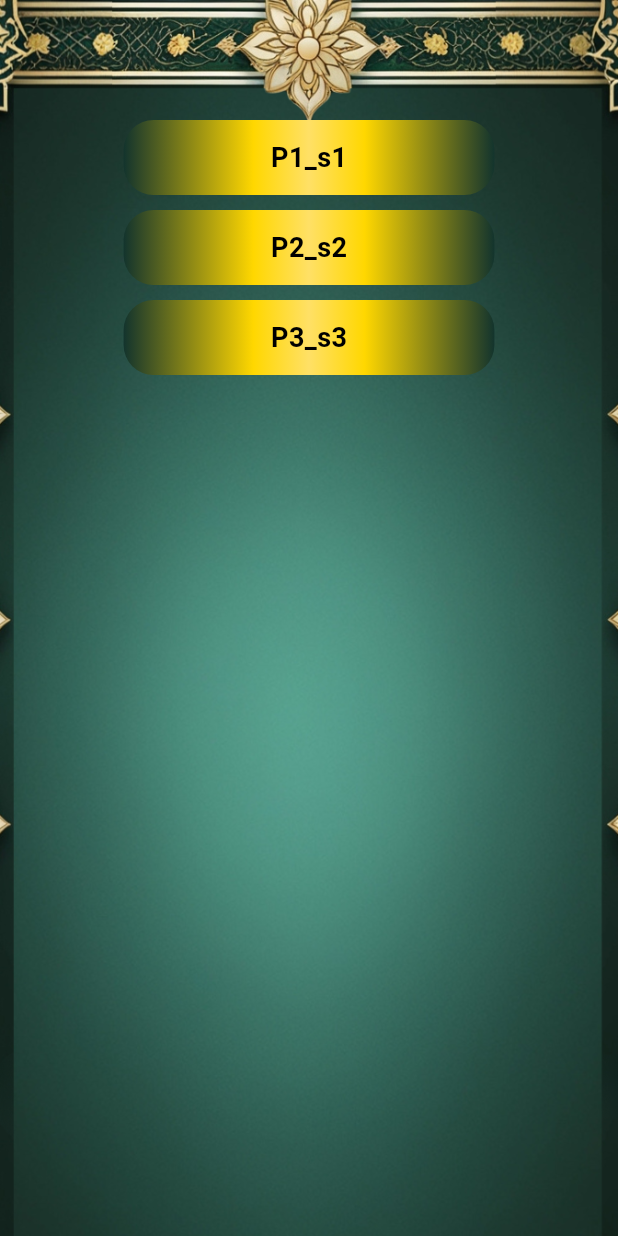
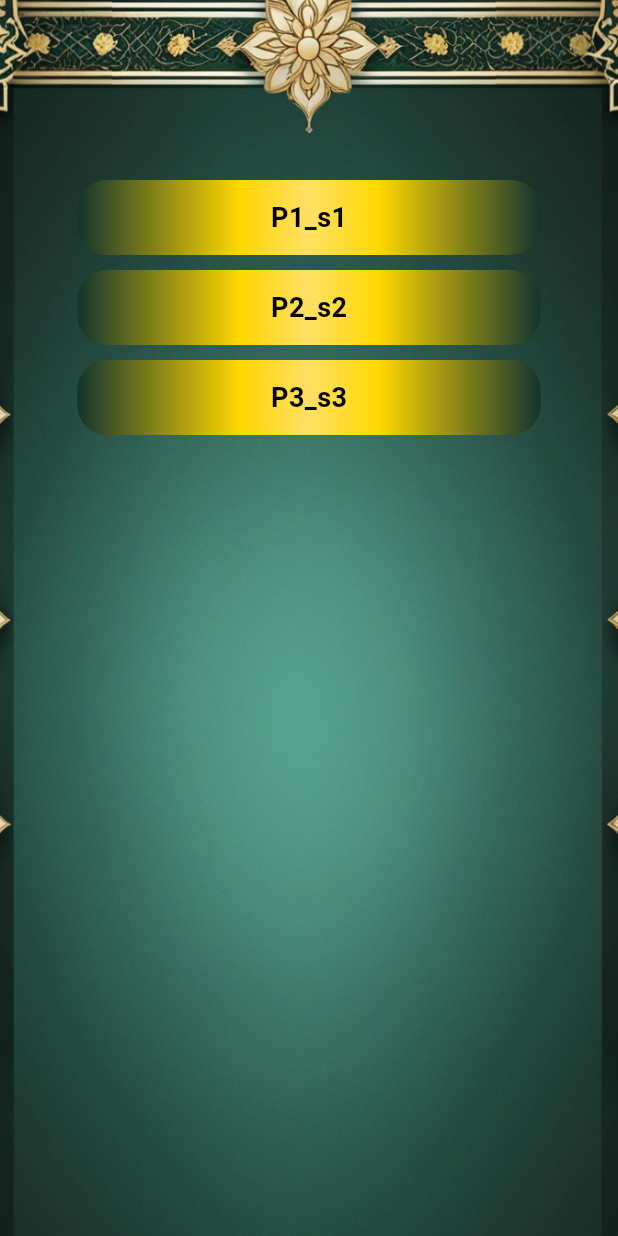
Before and after one commit to ahmadali369/makki-madani-qaida-migrated, a Flutter app: the TasbeehScreen screen opened directly, on a phone screen of 412 x 824 dp. Run offline on Flutter 3.47's test engine with Material 3 defaults, Android fonts, the phone set to English and light mode, and no system bars; our stand-ins replace animate_do, audioplayers, dots_indicator, geolocator, google_fonts; missing offline and left inert: flutter_qiblah.

Commit message:
fix - page buttons

```diff
--- a/lib/Screens/Tasbeeh_Counter.dart
+++ b/lib/Screens/Tasbeeh_Counter.dart
@@ -62,7 +62,7 @@ class _TasbeehScreenState extends State<TasbeehScreen> {
                   crossAxisAlignment: CrossAxisAlignment.center,
                   children: [
 
-                    SizedBox(height: 80,),
+                    SizedBox(height: 120,),
 
                     PageButton(name: "P1_s1", Page: P1_S1()),
 
@@ -117,7 +117,7 @@ class _PageButtonState extends State<PageButton> {
       child: Container(
         height: 50,
         alignment: Alignment.center,
-        width: MediaQuery.of(context).size.width * .6,
+        width: MediaQuery.of(context).size.width * .75,
         decoration: BoxDecoration(
           gradient: const LinearGradient(
             colors: [
```
